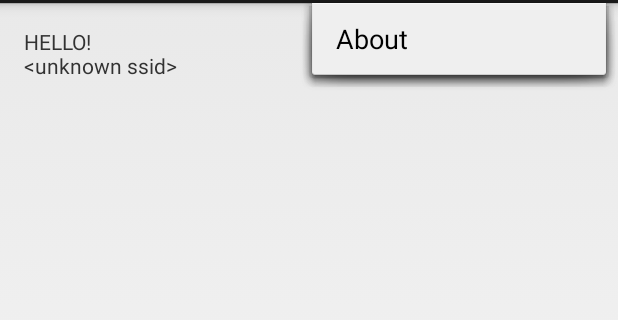
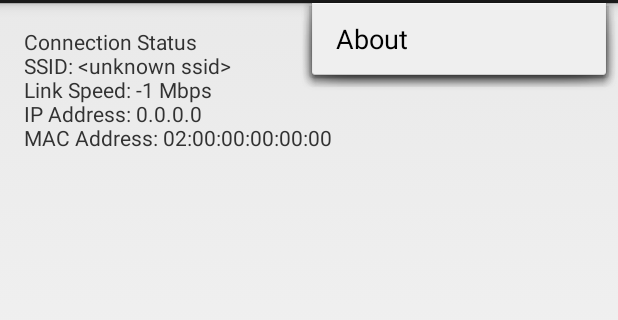
Before and after one commit to Tuxdude/yani, an Android app: the screen it shows after launch (YaniActivity), with the options menu open, on a phone screen of 412 x 824 dp, the part 69-389 px from its top. Run offline under Robolectric (Android 15) with nearby library versions, the phone set to English and light mode, and no system bars; 2 statements that could not run were skipped.

Commit message:
Update the status fragment to display basic Wifi status.

```diff
--- a/Yani/yani/src/main/java/com/github/tuxdude/yani/fragment/BaseFragment.java
+++ b/Yani/yani/src/main/java/com/github/tuxdude/yani/fragment/BaseFragment.java
@@ -4,6 +4,7 @@ import android.app.Activity;
 import android.app.Fragment;
 
 import com.github.tuxdude.yani.YaniActivity;
+import com.github.tuxdude.yani.utils.Logger;
 
 public class BaseFragment extends Fragment {
 
@@ -27,6 +28,7 @@ public class BaseFragment extends Fragment {
 
     @Override
     public void onAttach(Activity activity) {
+        Logger.trace();
         super.onAttach(activity);
         ((YaniActivity) activity).onFragmentAttached(fragmentType);
     }
--- a/Yani/yani/src/main/java/com/github/tuxdude/yani/fragment/StatusFragment.java
+++ b/Yani/yani/src/main/java/com/github/tuxdude/yani/fragment/StatusFragment.java
@@ -1,6 +1,8 @@
 package com.github.tuxdude.yani.fragment;
 
 import android.content.Context;
+import android.net.DhcpInfo;
+import android.net.wifi.WifiInfo;
 import android.net.wifi.WifiManager;
 import android.os.Bundle;
 import android.view.LayoutInflater;
@@ -8,7 +10,9 @@ import android.view.View;
 import android.view.ViewGroup;
 import android.widget.TextView;
 
+import com.github.tuxdude.yani.utils.IpAddress;
 import com.github.tuxdude.yani.R;
+import com.github.tuxdude.yani.utils.Logger;
 
 public class StatusFragment extends BaseFragment {
 
@@ -17,21 +21,91 @@ public class StatusFragment extends BaseFragment {
     }
 
     @Override
+    public void onCreate(Bundle savedInstanceState) {
+        Logger.trace();
+        super.onCreate(savedInstanceState);
+    }
+
+    @Override
     public View onCreateView(LayoutInflater inflater, ViewGroup container,
                              Bundle savedInstanceState) {
+        Logger.trace();
         View rootView = inflater.inflate(R.layout.fragment_yani, container, false);
 
         TextView tv = (TextView)rootView.findViewById(R.id.section_label);
         if (tv != null) {
-            tv.append("HELLO!\n");
+            tv.append("Connection Status\n");
 
             WifiManager wifiManager = (WifiManager)getActivity().getSystemService(Context.WIFI_SERVICE);
 
-            android.net.wifi.WifiInfo wifiInfo = wifiManager.getConnectionInfo();
+            if (wifiManager.getWifiState() == WifiManager.WIFI_STATE_ENABLED) {
 
-            tv.append(wifiInfo.getSSID() + "\n");
+                WifiInfo wifiInfo = wifiManager.getConnectionInfo();
+                if (wifiInfo != null) {
+                    tv.append("SSID: " + wifiInfo.getSSID() + "\n");
+                    tv.append("Link Speed: " + wifiInfo.getLinkSpeed() + " " + WifiInfo.LINK_SPEED_UNITS + "\n");
+                    tv.append("IP Address: " + new IpAddress(wifiInfo.getIpAddress()) + "\n");
+                    tv.append("MAC Address: " + wifiInfo.getMacAddress() + "\n");
+                }
+
+                DhcpInfo dhcpInfo = wifiManager.getDhcpInfo();
+                if (dhcpInfo != null) {
+                    tv.append("DHCP Info:\n");
+                    tv.append("IP Address: " + new IpAddress(dhcpInfo.ipAddress) + "\n");
+                    tv.append("Netmask: " + new IpAddress(dhcpInfo.netmask) + "\n");
+                    tv.append("Gateway: " + new IpAddress(dhcpInfo.gateway) + "\n");
+                    tv.append("DNS1: " + new IpAddress(dhcpInfo.dns1) + "\n");
+                    tv.append("DNS2: " + new IpAddress(dhcpInfo.dns2) + "\n");
+                    tv.append("DHCP Server IP: " + new IpAddress(dhcpInfo.serverAddress) + "\n");
+                }
+            }
+            else {
+                tv.append("Wifi is not enabled\n");
+            }
         }
 
         return rootView;
     }
+
+    @Override
+    public void onStart() {
+        Logger.trace();
+        super.onStart();
+    }
+
+    @Override
+    public void onResume() {
+        Logger.trace();
+        super.onResume();
+    }
+
+    @Override
+    public void onPause() {
+        Logger.trace();
+        super.onPause();
+    }
+
+    @Override
+    public void onStop() {
+        Logger.trace();
+        super.onStop();
+    }
+
+    @Override
+    public void onDestroyView() {
+        Logger.trace();
+        super.onDestroyView();
+    }
+
+    @Override
+    public void onDestroy() {
+        Logger.trace();
+        super.onDestroy();
+    }
+
+    @Override
+    public void onDetach() {
+        Logger.trace();
+        super.onDetach();
+    }
 }
```
